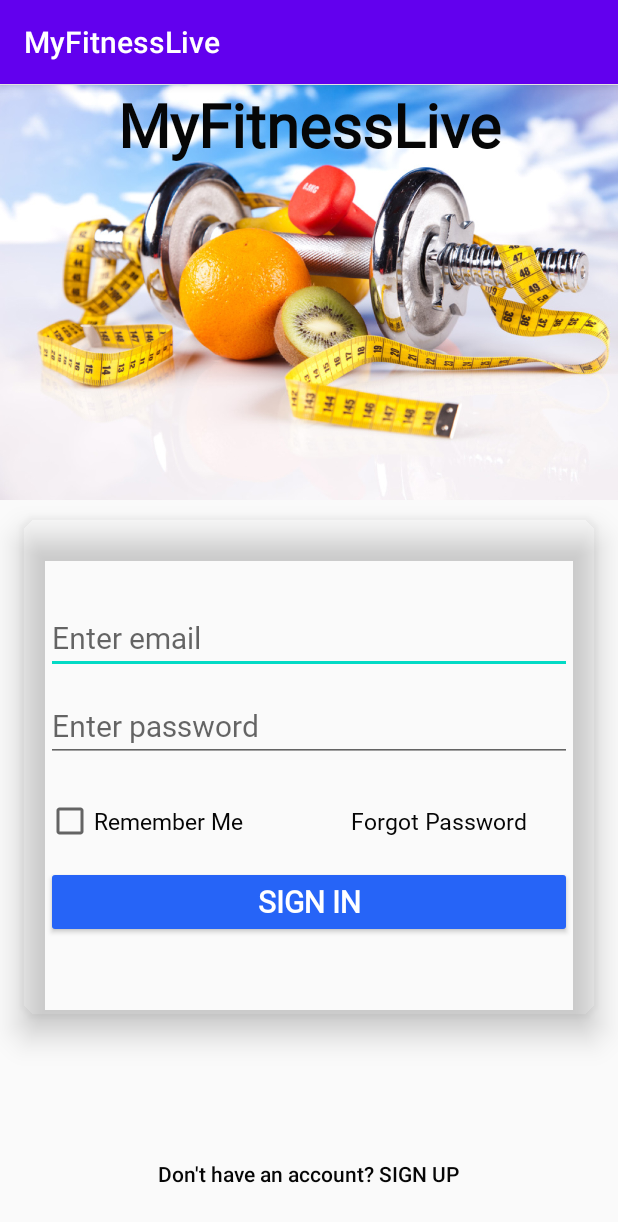
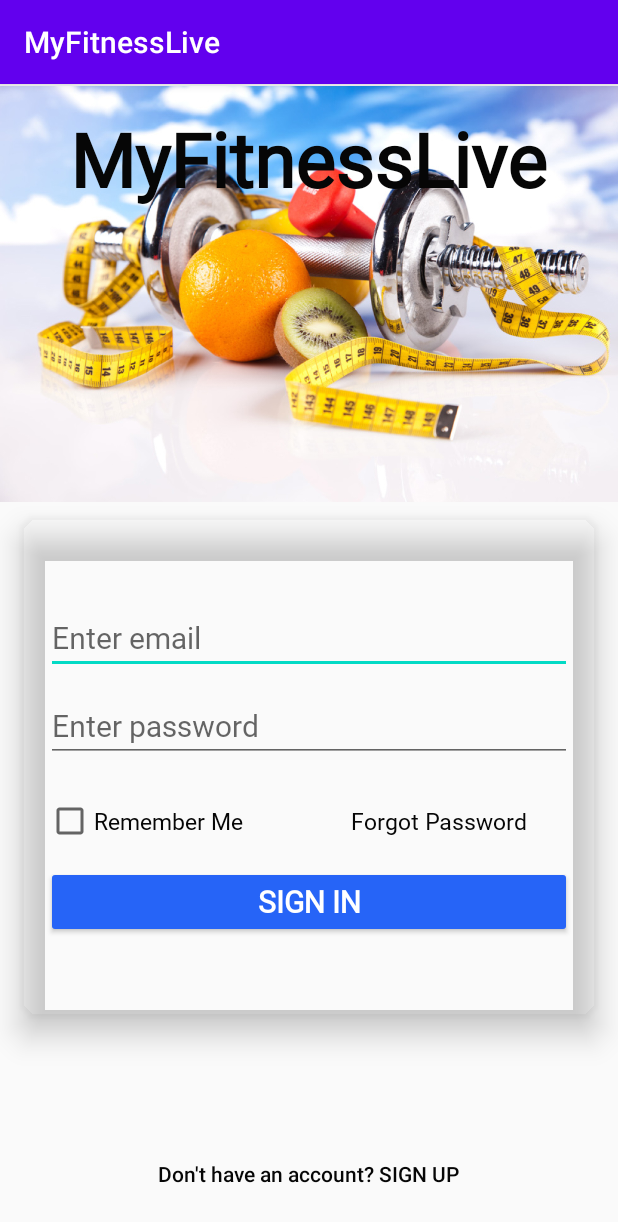
Before and after one commit to 19003337/MyFitnessLive, an Android app: the screen it shows after launch (MainActivity), after a tap on "SIGN IN", on a phone screen of 412 x 824 dp. Shown: the top 1222 px of the screen. Run offline under Robolectric (Android 15) with nearby library versions, the phone set to English and light mode, and no system bars; our stand-ins replace Firebase (no records; nobody signed in at launch, a user with empty details on screens opened directly).

Commit message:
Pushing - Main Activity fixed

```diff
--- a/app/src/main/java/com/vc19003337/myfitnesslive/MainActivity.java
+++ b/app/src/main/java/com/vc19003337/myfitnesslive/MainActivity.java
@@ -69,8 +69,8 @@ public class MainActivity extends AppCompatActivity
 
                         else
                         {
-                            Toast.makeText(MainActivity.this, "Invalid credentials entered, no login for you!!!",
-                                    Toast.LENGTH_SHORT).show();
+                            Toast.makeText(MainActivity.this, "You have entered an invalid email or password. Please re-enter your credentials!",
+                                    Toast.LENGTH_LONG).show();
                         }
                     }
                 }).addOnFailureListener(new OnFailureListener()
--- a/app/src/main/res/layout/activity_forgot_password.xml
+++ b/app/src/main/res/layout/activity_forgot_password.xml
@@ -27,7 +27,7 @@
             android:gravity="center"
             android:text="MyFitnessLive"
             android:textColor="@color/black"
-            android:textSize="40dp"
+            android:textSize="50dp"
             android:textStyle="bold" />
 
         <TextView
--- a/app/src/main/res/layout/activity_main.xml
+++ b/app/src/main/res/layout/activity_main.xml
@@ -9,7 +9,7 @@
     <ImageView
         android:id="@+id/imageView"
         android:layout_width="match_parent"
-        android:layout_height="278dp"
+        android:layout_height="280dp"
         app:layout_constraintBottom_toBottomOf="parent"
         app:layout_constraintEnd_toEndOf="parent"
         app:layout_constraintHorizontal_bias="0.0"
@@ -23,20 +23,20 @@
 
     <TextView
         android:id="@+id/tv_MyFitnessLive"
-        android:layout_width="match_parent"
+        android:layout_width="wrap_content"
         android:layout_height="wrap_content"
         android:fontFamily="@font/marcellus"
         android:gravity="center"
         android:text="MyFitnessLive"
         android:textColor="@color/black"
-        android:textSize="40dp"
+        android:textSize="50dp"
         android:textStyle="bold"
         app:layout_constraintBottom_toBottomOf="parent"
         app:layout_constraintEnd_toEndOf="parent"
-        app:layout_constraintHorizontal_bias="0.0"
+        app:layout_constraintHorizontal_bias="0.496"
         app:layout_constraintStart_toStartOf="parent"
         app:layout_constraintTop_toTopOf="parent"
-        app:layout_constraintVertical_bias="0.0">
+        app:layout_constraintVertical_bias="0.023">
 
     </TextView>
 
@@ -100,29 +100,26 @@
                     android:layout_marginLeft="5dp"
                     android:fontFamily="@font/marcellus"
                     android:text="Remember Me"
-                    android:textSize="15dp"
-                    android:textColor="@color/black"/>
+                    android:textColor="@color/black"
+                    android:textSize="15dp" />
 
                 <Button
                     android:id="@+id/btn_forgotPassword"
                     style="@style/Widget.AppCompat.Button.Borderless"
                     android:layout_width="wrap_content"
                     android:layout_height="wrap_content"
-                    android:layout_marginLeft="60dp"
+                    android:layout_marginStart="60dp"
                     android:layout_marginRight="5dp"
                     android:backgroundTint="@android:color/transparent"
                     android:fontFamily="@font/marcellus"
                     android:text="Forgot Password"
                     android:textAllCaps="false"
-                    android:textSize="15dp"
-                    android:textColor="@color/black"/>
-
+                    android:textColor="@color/black"
+                    android:textSize="15dp" />
 
             </LinearLayout>
 
-
         </LinearLayout>
-
 
         <LinearLayout
             android:layout_width="match_parent"
@@ -144,8 +141,9 @@
                 android:text="Sign In"
                 android:textColor="@color/white"
                 android:textSize="20dp"
-                android:textStyle="bold"/>
+                android:textStyle="bold">
 
+            </Button>
 
         </LinearLayout>
 
@@ -153,18 +151,19 @@
 
     <Button
         android:id="@+id/btn_signUp"
+        style="@style/Widget.AppCompat.Button.Borderless"
         android:layout_width="wrap_content"
         android:layout_height="wrap_content"
+        android:backgroundTint="@android:color/transparent"
         android:text="Don't have an account? SIGN UP"
-        style="@style/Widget.AppCompat.Button.Borderless"
+        android:textAllCaps="false"
+        android:textColor="@color/black"
         app:layout_constraintBottom_toBottomOf="parent"
         app:layout_constraintEnd_toEndOf="parent"
         app:layout_constraintHorizontal_bias="0.498"
         app:layout_constraintStart_toStartOf="parent"
-        app:layout_constraintTop_toTopOf="@+id/imageView"
-        app:layout_constraintVertical_bias="0.976"
-        android:backgroundTint="@android:color/transparent"
-        android:textAllCaps="false"
-        android:textColor="@color/black"/>
+        app:layout_constraintTop_toTopOf="parent"
+        app:layout_constraintVertical_bias="0.976">
+    </Button>
 
 </androidx.constraintlayout.widget.ConstraintLayout>
--- a/app/src/main/res/layout/activity_sign_up.xml
+++ b/app/src/main/res/layout/activity_sign_up.xml
@@ -4,8 +4,8 @@
     xmlns:tools="http://schemas.android.com/tools"
     android:layout_width="match_parent"
     android:layout_height="match_parent"
-    android:background="@drawable/signup"
-    android:scaleType="fitXY"
+    android:background="@drawable/signup1"
+    android:scaleType="fitCenter"
     tools:context=".SignUp">
 
     <LinearLayout
@@ -23,13 +23,13 @@
             android:id="@+id/tv_MyFitnessLive"
             android:layout_width="match_parent"
             android:layout_height="wrap_content"
-            android:layout_marginTop="80dp"
+            android:layout_marginTop="60dp"
             android:layout_marginBottom="60dp"
             android:fontFamily="@font/marcellus"
             android:gravity="center"
             android:text="MyFitnessLive"
             android:textColor="@color/black"
-            android:textSize="40dp"
+            android:textSize="50dp"
             android:textStyle="bold" />
 
         <LinearLayout
```
Also changed, not shown: app/src/main/res/drawable/signup1.JPG (added).
